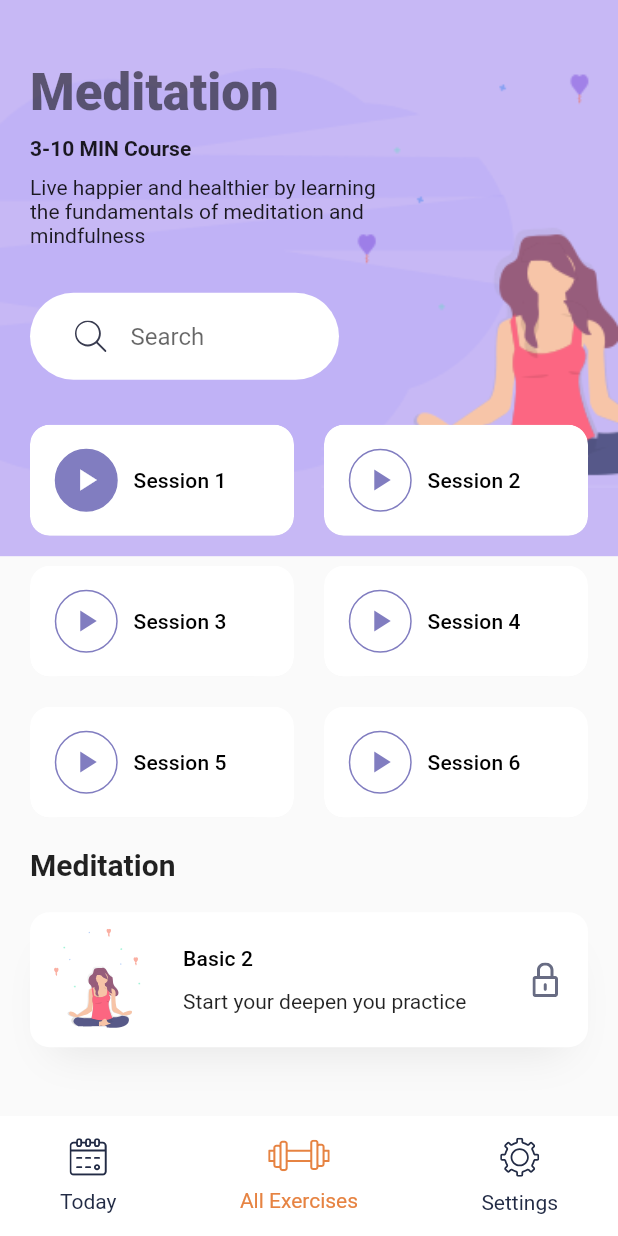
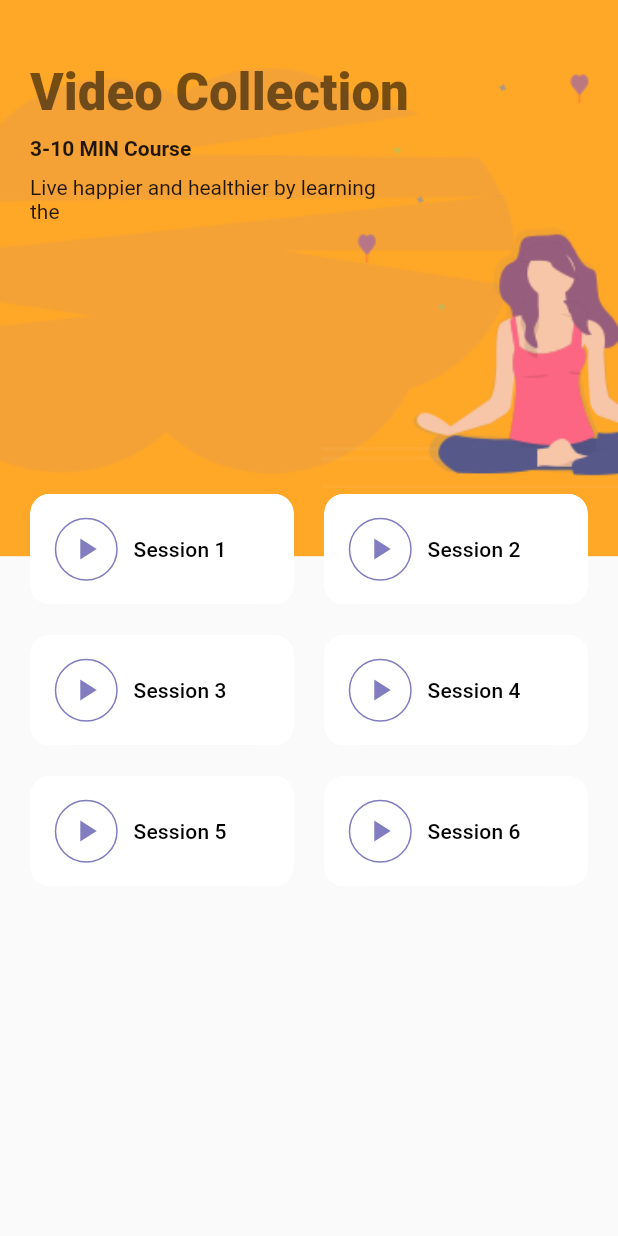
Before and after one commit to DivyaniRajapaksha/Flex-Edu, a Flutter app: the DetailsScreen screen opened directly, on a phone screen of 412 x 824 dp. Run offline on Flutter 3.47's test engine with Material 2 defaults, Android fonts, the phone set to English and light mode, and no system bars; our stand-ins replace flutter_svg.

```diff
--- a/lib/Interfaces/home.dart
+++ b/lib/Interfaces/home.dart
@@ -12,14 +12,14 @@ class Home extends StatelessWidget {
   Widget build(BuildContext context) {
     var size = MediaQuery.of(context).size;
     return Scaffold(
-      bottomNavigationBar: BottomNavBar(),
+      //bottomNavigationBar: BottomNavBar(),
       body: Stack(
         children: <Widget>[
           Container(
             // Here the height of the container is 45% of our total height
             height: size.height * .45,
             decoration: BoxDecoration(
-              color: Color(0xFFF5CEB8),
+              color: Colors.orange[400],
               image: DecorationImage(
                 alignment: Alignment.centerLeft,
                 image: AssetImage("assets/images/undraw_pilates_gpdb.png"),
@@ -39,14 +39,14 @@ class Home extends StatelessWidget {
                       height: 52,
                       width: 52,
                       decoration: BoxDecoration(
-                        color: Color(0xFFF2BEA1),
+                        color: Colors.orange[200],
                         shape: BoxShape.circle,
                       ),
                       child: SvgPicture.asset("assets/icons/menu.svg"),
                     ),
                   ),
                   Text(
-                    "Good Mornign \nShishir",
+                    "Flex-Edu",
                     style: Theme.of(context)
                         .textTheme
                         .display1
@@ -61,18 +61,18 @@ class Home extends StatelessWidget {
                       mainAxisSpacing: 20,
                       children: <Widget>[
                         CategoryCard(
-                          title: "Diet Recommendation",
-                          svgSrc: "assets/icons/Hamburger.svg",
+                          title: "Video Collection 1",
+                          svgSrc: "assets/images/youtube.png",
                           press: () {},
                         ),
                         CategoryCard(
-                          title: "Kegel Exercises",
-                          svgSrc: "assets/icons/Excrecises.svg",
+                          title: "Video collection 2",
+                          svgSrc: "assets/images/youtube.png",
                           press: () {},
                         ),
                         CategoryCard(
-                          title: "Meditation",
-                          svgSrc: "assets/icons/Meditation.svg",
+                          title: "Video collection 3",
+                          svgSrc: "assets/images/youtube.png",
                           press: () {
                             Navigator.push(
                               context,
@@ -83,8 +83,8 @@ class Home extends StatelessWidget {
                           },
                         ),
                         CategoryCard(
-                          title: "Yoga",
-                          svgSrc: "assets/icons/yoga.svg",
+                          title: "Video collection 3",
+                          svgSrc: "assets/images/youtube.png",
                           press: () {},
                         ),
                       ],
--- a/lib/Interfaces/sessions.dart
+++ b/lib/Interfaces/sessions.dart
@@ -1,21 +1,19 @@
-import 'package:app/widgets/bottom_nav_bar.dart';
-import 'package:app/widgets/search_bar.dart';
 import 'package:flutter/material.dart';
-import 'package:flutter_svg/svg.dart';
 import '../constants.dart';
+import 'TrainingView.dart';
 
 class DetailsScreen extends StatelessWidget {
   @override
   Widget build(BuildContext context) {
     var size = MediaQuery.of(context).size;
     return Scaffold(
-      bottomNavigationBar: BottomNavBar(),
+      //bottomNavigationBar: BottomNavBar(),
       body: Stack(
         children: <Widget>[
           Container(
             height: size.height * .45,
             decoration: BoxDecoration(
-              color: kBlueLightColor,
+              color: Colors.orange[400],
               image: DecorationImage(
                 image: AssetImage("assets/images/meditation_bg.png"),
                 fit: BoxFit.fitWidth,
@@ -33,7 +31,7 @@ class DetailsScreen extends StatelessWidget {
                       height: size.height * 0.05,
                     ),
                     Text(
-                      "Meditation",
+                      "Video Collection",
                       style: Theme.of(context)
                           .textTheme
                           .display1
@@ -48,12 +46,12 @@ class DetailsScreen extends StatelessWidget {
                     SizedBox(
                       width: size.width * .6, // it just take 60% of total width
                       child: Text(
-                        "Live happier and healthier by learning the fundamentals of meditation and mindfulness",
+                        "Live happier and healthier by learning the ",
                       ),
                     ),
                     SizedBox(
-                      width: size.width * .5, // it just take the 50% width
-                      child: SearchBar(),
+                      width: size.width * .5,
+                      height: 180.0, // it just take the 50% width
                     ),
                     Wrap(
                       spacing: 20,
@@ -61,8 +59,12 @@ class DetailsScreen extends StatelessWidget {
                       children: <Widget>[
                         SeassionCard(
                           seassionNum: 1,
-                          isDone: true,
-                          press: () {},
+                          press: () {
+                            Navigator.push(context,
+                                MaterialPageRoute(builder: (context) {
+                              return SessionSingle();
+                            }));
+                          },
                         ),
                         SeassionCard(
                           seassionNum: 2,
@@ -87,55 +89,6 @@ class DetailsScreen extends StatelessWidget {
                       ],
                     ),
                     SizedBox(height: 20),
-                    Text(
-                      "Meditation",
-                      style: Theme.of(context)
-                          .textTheme
-                          .title
-                          .copyWith(fontWeight: FontWeight.bold),
-                    ),
-                    Container(
-                      margin: EdgeInsets.symmetric(vertical: 20),
-                      padding: EdgeInsets.all(10),
-                      height: 90,
-                      decoration: BoxDecoration(
-                        color: Colors.white,
-                        borderRadius: BorderRadius.circular(13),
-                        boxShadow: [
-                          BoxShadow(
-                            offset: Offset(0, 17),
-                            blurRadius: 23,
-                            spreadRadius: -13,
-                            color: kShadowColor,
-                          ),
-                        ],
-                      ),
-                      child: Row(
-                        children: <Widget>[
-                          SvgPicture.asset(
-                            "assets/icons/Meditation_women_small.svg",
-                          ),
-                          SizedBox(width: 20),
-                          Expanded(
-                            child: Column(
-                              mainAxisAlignment: MainAxisAlignment.spaceEvenly,
-                              crossAxisAlignment: CrossAxisAlignment.start,
-                              children: <Widget>[
-                                Text(
-                                  "Basic 2",
-                                  style: Theme.of(context).textTheme.subtitle,
-                                ),
-                                Text("Start your deepen you practice")
-                              ],
-                            ),
-                          ),
-                          Padding(
-                            padding: EdgeInsets.all(10),
-                            child: SvgPicture.asset("assets/icons/Lock.svg"),
-                          ),
-                        ],
-                      ),
-                    )
                   ],
                 ),
               ),
--- a/lib/widgets/bottom_nav_bar.dart
+++ b/lib/widgets/bottom_nav_bar.dart
@@ -22,7 +22,7 @@ class BottomNavBar extends StatelessWidget {
             svgScr: "assets/icons/calendar.svg",
           ),
           BottomNavItem(
-            title: "All Exercises",
+            title: "All Videos",
             svgScr: "assets/icons/gym.svg",
             isActive: true,
           ),
--- a/lib/widgets/category_card.dart
+++ b/lib/widgets/category_card.dart
@@ -20,7 +20,7 @@ class CategoryCard extends StatelessWidget {
       child: Container(
         // padding: EdgeInsets.all(20),
         decoration: BoxDecoration(
-          color: Colors.white,
+          color: Colors.orange[100],
           borderRadius: BorderRadius.circular(13),
           boxShadow: [
             BoxShadow(
@@ -40,7 +40,7 @@ class CategoryCard extends StatelessWidget {
               child: Column(
                 children: <Widget>[
                   Spacer(),
-                  SvgPicture.asset(svgSrc),
+                  Image.asset(svgSrc),
                   Spacer(),
                   Text(
                     title,
```
Also changed, not shown: lib/Interfaces/TrainingView.dart (+15 -0 lines), assets/icons/youtube.svg (added), assets/images/chibi-2380489_1280.png (added), assets/images/youtube.png (added), pubspec.lock.
